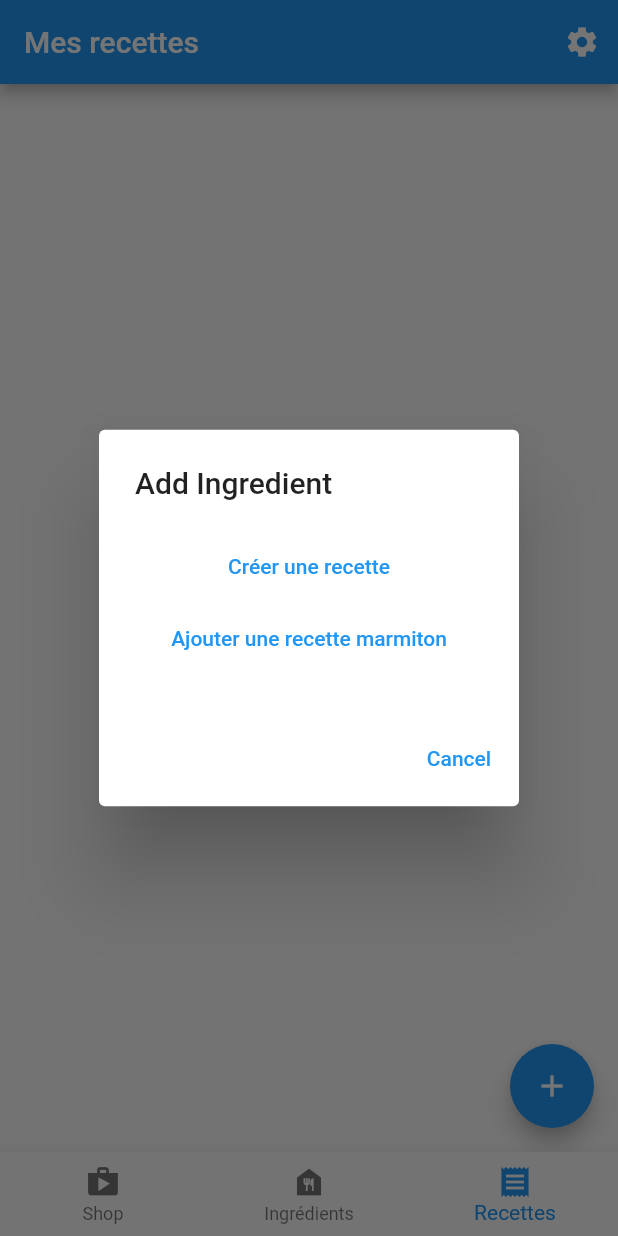
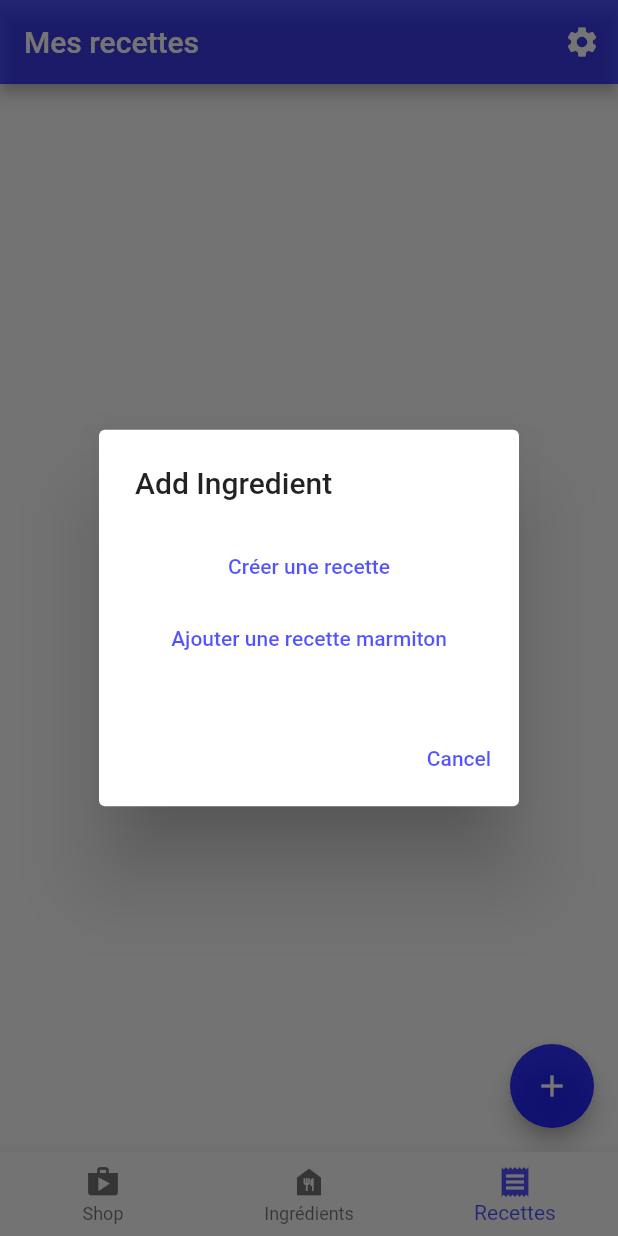
Before and after one commit to Zilba26/CookNShop, a Flutter app: the screen it shows after launch, item 3 of the bottom bar chosen, after a tap on the "add" icon, on a phone screen of 412 x 824 dp. Run offline on Flutter 3.47's test engine with Material 2 defaults, Android fonts, the phone set to English and light mode, and no system bars; our stand-ins replace flutter_colorpicker, flutter_speed_dial, image_picker, shared_preferences; missing offline and left inert: chat_gpt_sdk.

Commit message:
Dernière maj omg ?

```diff
--- a/lib/models/shopping_item.dart
+++ b/lib/models/shopping_item.dart
@@ -3,18 +3,21 @@ import 'package:cook_n_shop/models/ingredient.dart';
 class ShoppingItem {
   Ingredient ingredient;
   int quantity;
+  bool isChecked;
 
-  ShoppingItem({required this.ingredient, required this.quantity});
+  ShoppingItem({required this.ingredient, required this.quantity, this.isChecked = false});
 
   Map<String, dynamic> toJson() => {
     'ingredient': ingredient.toJson(),
     'quantity': quantity,
+    'isChecked': isChecked
   };
 
   factory ShoppingItem.fromJson(Map<String, dynamic> json) {
     return ShoppingItem(
       ingredient: Ingredient.fromJson(json['ingredient']),
       quantity: json['quantity'],
+      isChecked: json['isChecked'] ?? false,
     );
   }
 }
--- a/lib/my_shared_preferences.dart
+++ b/lib/my_shared_preferences.dart
@@ -1,4 +1,5 @@
 import 'dart:convert';
+import 'dart:ui';
 
 import 'package:cook_n_shop/models/ingredient.dart';
 import 'package:cook_n_shop/models/recipe.dart';
@@ -15,7 +16,9 @@ class MySharedPreferences {
   static late int _lastRecipeId;
   static late List<ShoppingItem> _shoppingList;
   static late List<Unit> _unites;
+  static late Color _themeColor;
   static Set<String> errorsMSG = {};
+  static const baseColor = 0xAD0000FF;
 
   static Future init() async {
     _prefs = await SharedPreferences.getInstance();
@@ -31,6 +34,9 @@ class MySharedPreferences {
     if (_prefs.getString('unites') == null) {
       await _prefs.setString('unites', '[]');
     }
+    if (_prefs.getInt('themeColor') == null) {
+      await _prefs.setInt('themeColor', baseColor);
+    }
     //reset all
     // await _prefs.setString('ingredients', '[]');
     // await _prefs.setString('recipes', '[]');
@@ -40,9 +46,7 @@ class MySharedPreferences {
         jsonDecode(_prefs.getString('ingredients')!)
             .map((model) => Ingredient.fromJson(model))
             .toList());
-    // _ingredients.forEach((element) {
-    //   print(element.id);
-    // });
+
     _lastIngredientId = _ingredients.isNotEmpty ? _ingredients.last.id : 4;
     _recipes = List<Recipe>.from(
         jsonDecode(_prefs.getString('recipes')!)
@@ -58,6 +62,8 @@ class MySharedPreferences {
         jsonDecode(_prefs.getString('unites')!)
             .map((model) => Unit.fromJson(model))
             .toList());
+
+    _themeColor = Color(_prefs.getInt('themeColor')!);
   }
 
   static List<Ingredient> get ingredients => _ingredients;
@@ -66,6 +72,11 @@ class MySharedPreferences {
   static int get lastRecipeId => _lastRecipeId;
   static List<ShoppingItem> get shoppingList => _shoppingList;
   static List<Unit> get unites => _unites;
+  static Color get themeColor => _themeColor;
+  static set themeColor(Color color) {
+    _themeColor = color;
+    _prefs.setInt('themeColor', color.value);
+  }
 
   static Future addIngredient(Ingredient ingredient) async {
     _ingredients.add(ingredient);
@@ -136,6 +147,11 @@ class MySharedPreferences {
     await _prefs.setString('shoppingList', jsonEncode(_shoppingList));
   }
 
+  static Future updateCheckedShoppingListItem(ShoppingItem shoppingItem) async {
+    _shoppingList[_shoppingList.indexWhere((element) => element.ingredient.id == shoppingItem.ingredient.id)] = shoppingItem;
+    await _prefs.setString('shoppingList', jsonEncode(_shoppingList));
+  }
+
   static Future addIngredientToShoppingList(Ingredient ingredient, {int? quantity}) async {
     if (quantity == null) {
       switch (ingredient.unit.fullName) {
--- a/lib/recipes/recipes.dart
+++ b/lib/recipes/recipes.dart
@@ -16,6 +16,10 @@ class Recipes extends StatefulWidget {
 
 class _RecipesState extends State<Recipes> {
   List<Recipe> recipes = MySharedPreferences.recipes;
+
+  setThisState() {
+    setState(() {});
+  }
 
   @override
   Widget build(BuildContext context) {
@@ -75,10 +79,10 @@ class _RecipesState extends State<Recipes> {
       floatingActionButton: FloatingActionButton(
         onPressed: () {
           showDialog(
-              context: context,
-              builder: (BuildContext context) {
-                return const AddRecipe();
-              }).then((value) => setState(() {}));
+            context: context,
+            builder: (BuildContext context) {
+              return const AddRecipe();
+            }).then((value) => setThisState());
         },
         child: const Icon(Icons.add),
       ),
```
Also changed, not shown: lib/main.dart (+61 -6 lines), lib/settings/settings.dart (deleted, +0 -60 lines), lib/shop/shop.dart (+5 -6 lines).
